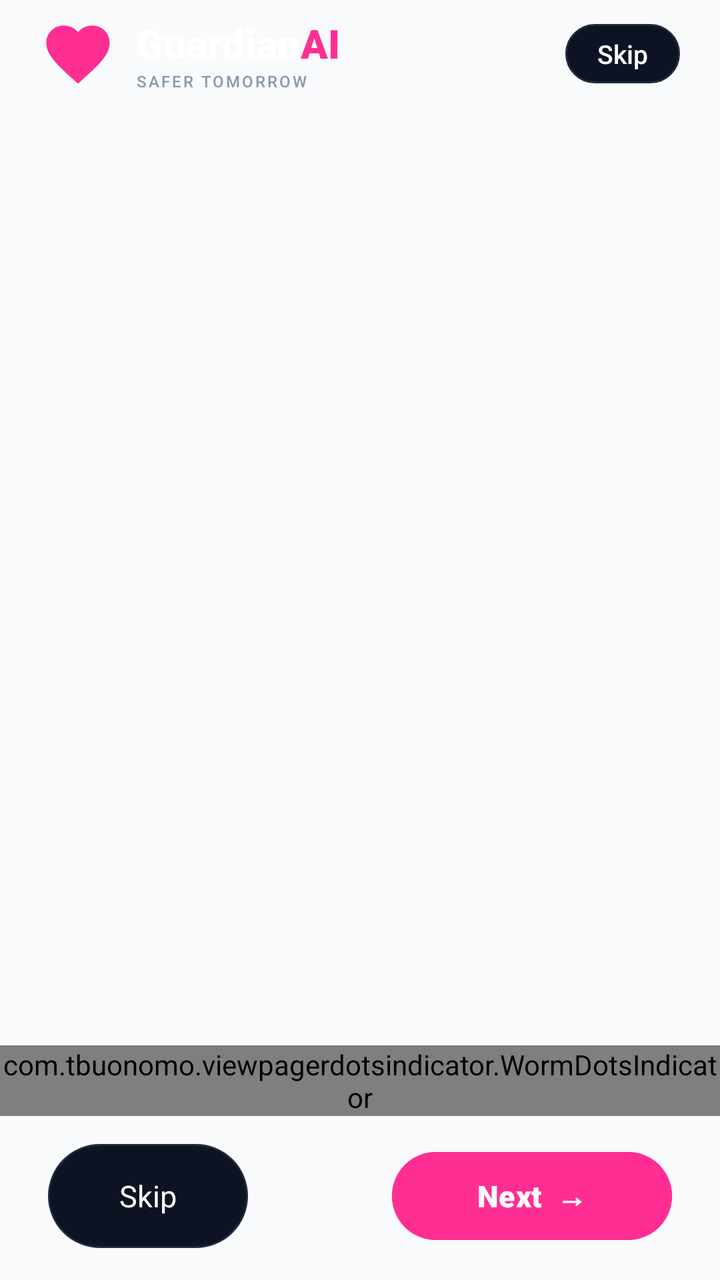
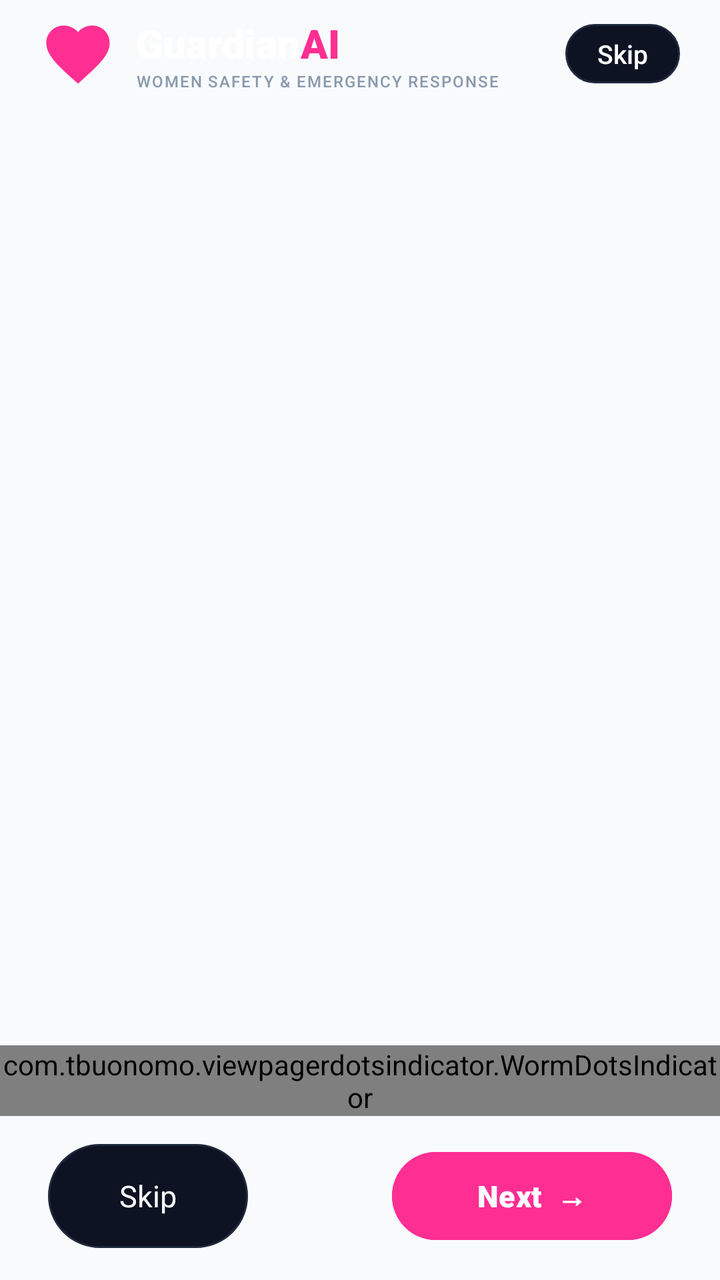

Before-and-after screenshots of an Android layout around one commit, followed by the original layout XML and the change that was made.
<!-- AndroidManifest.xml: application theme Theme.SheGuard -->
<!-- res/layout/view_onboarding_page.xml -->
<?xml version="1.0" encoding="utf-8"?>
<androidx.constraintlayout.widget.ConstraintLayout xmlns:android="http://schemas.android.com/apk/res/android"
    xmlns:app="http://schemas.android.com/apk/res-auto"
    xmlns:tools="http://schemas.android.com/tools"
    android:id="@+id/onboardingRoot"
    android:layout_width="match_parent"
    android:layout_height="match_parent"
    android:background="@color/surface_background"
    android:fitsSystemWindows="true">

    
    <RelativeLayout
        android:id="@+id/layout_top_header"
        android:layout_width="match_parent"
        android:layout_height="wrap_content"
        android:paddingStart="20dp"
        android:paddingEnd="20dp"
        android:paddingTop="12dp"
        android:paddingBottom="4dp"
        app:layout_constraintEnd_toEndOf="parent"
        app:layout_constraintStart_toStartOf="parent"
        app:layout_constraintTop_toTopOf="parent">

        
        <LinearLayout
            android:layout_width="wrap_content"
            android:layout_height="wrap_content"
            android:layout_alignParentStart="true"
            android:layout_centerVertical="true"
            android:gravity="center_vertical"
            android:orientation="horizontal">

            <ImageView
                android:layout_width="38dp"
                android:layout_height="38dp"
                android:contentDescription="@string/app_name"
                android:src="@drawable/ic_logo_guardian_shield" />

            <LinearLayout
                android:layout_width="wrap_content"
                android:layout_height="wrap_content"
                android:layout_marginStart="10dp"
                android:orientation="vertical">

                <LinearLayout
                    android:layout_width="wrap_content"
                    android:layout_height="wrap_content"
                    android:orientation="horizontal">

                    <TextView
                        android:layout_width="wrap_content"
                        android:layout_height="wrap_content"
                        android:fontFamily="sans-serif-black"
                        android:text="Guardian"
                        android:textColor="@color/white"
                        android:textSize="20sp"
                        android:textStyle="bold" />

                    <TextView
                        android:layout_width="wrap_content"
                        android:layout_height="wrap_content"
                        android:fontFamily="sans-serif-black"
                        android:text="AI"
                        android:textColor="#FF2E93"
                        android:textSize="20sp"
                        android:textStyle="bold" />
                </LinearLayout>

                <TextView
                    android:layout_width="wrap_content"
                    android:layout_height="wrap_content"
                    android:fontFamily="sans-serif-medium"
                    android:letterSpacing="0.12"
                    android:text="SAFER TOMORROW"
                    android:textColor="#8A99AD"
                    android:textSize="8sp" />
            </LinearLayout>
        </LinearLayout>

        
        <TextView
            android:id="@+id/btn_top_skip"
            android:layout_width="wrap_content"
            android:layout_height="wrap_content"
            android:layout_alignParentEnd="true"
            android:layout_centerVertical="true"
            android:background="@drawable/bg_pill_skip_outline"
            android:clickable="true"
            android:focusable="true"
            android:fontFamily="sans-serif-medium"
            android:paddingHorizontal="16dp"
            android:paddingVertical="6dp"
            android:text="@string/skip"
            android:textColor="@color/white"
            android:textSize="13sp" />
    </RelativeLayout>

    
    <androidx.viewpager2.widget.ViewPager2
        android:id="@+id/slider"
        android:layout_width="0dp"
        android:layout_height="0dp"
        app:layout_constraintBottom_toTopOf="@+id/page_indicator"
        app:layout_constraintEnd_toEndOf="parent"
        app:layout_constraintStart_toStartOf="parent"
        app:layout_constraintTop_toBottomOf="@+id/layout_top_header" />

    
    <com.tbuonomo.viewpagerdotsindicator.WormDotsIndicator
        android:id="@+id/page_indicator"
        android:layout_width="wrap_content"
        android:layout_height="wrap_content"
        android:layout_marginBottom="14dp"
        app:dotsColor="#FF2E93"
        app:dotsCornerRadius="8dp"
        app:dotsSize="8dp"
        app:dotsSpacing="8dp"
        app:dotsStrokeColor="#4A5568"
        app:dotsStrokeWidth="1.5dp"
        app:layout_constraintBottom_toTopOf="@+id/layout_bottom_actions"
        app:layout_constraintEnd_toEndOf="parent"
        app:layout_constraintStart_toStartOf="parent" />

    
    <RelativeLayout
        android:id="@+id/layout_bottom_actions"
        android:layout_width="match_parent"
        android:layout_height="wrap_content"
        android:layout_marginBottom="16dp"
        android:paddingStart="24dp"
        android:paddingEnd="24dp"
        app:layout_constraintBottom_toBottomOf="parent"
        app:layout_constraintEnd_toEndOf="parent"
        app:layout_constraintStart_toStartOf="parent">

        
        <TextView
            android:id="@+id/skipBtn"
            android:layout_width="100dp"
            android:layout_height="52dp"
            android:layout_alignParentStart="true"
            android:layout_centerVertical="true"
            android:background="@drawable/bg_pill_skip_outline"
            android:clickable="true"
            android:focusable="true"
            android:fontFamily="sans-serif-bold"
            android:gravity="center"
            android:text="@string/skip"
            android:textColor="@color/white"
            android:textSize="15sp" />

        
        <com.google.android.material.button.MaterialButton
            android:id="@+id/nextBtn"
            android:layout_width="140dp"
            android:layout_height="52dp"
            android:layout_alignParentEnd="true"
            android:layout_centerVertical="true"
            android:backgroundTint="#FF2E93"
            android:elevation="4dp"
            android:fontFamily="sans-serif-black"
            android:gravity="center"
            android:text="Next  →"
            android:textColor="@color/white"
            android:textSize="15sp"
            android:textStyle="bold"
            app:cornerRadius="26dp" />

        
        <com.google.android.material.button.MaterialButton
            android:id="@+id/startBtn"
            android:layout_width="1dp"
            android:layout_height="1dp"
            android:visibility="gone" />

    </RelativeLayout>

</androidx.constraintlayout.widget.ConstraintLayout>
<!-- resources referenced by this layout -->
<resources>
  <color name="surface_background">#F8FAFC</color>
  <color name="white">#FFFFFFFF</color>
  <!-- drawable bg_pill_skip_outline (drawable) -->
  <?xml version="1.0" encoding="utf-8"?>
  <shape xmlns:android="http://schemas.android.com/apk/res/android"
      android:shape="rectangle">
      <solid android:color="#0D1322" />
      <corners android:radius="26dp" />
      <stroke
          android:width="1dp"
          android:color="#1F293D" />
  </shape>
  <!-- drawable ic_logo_guardian_shield (drawable) -->
  <vector xmlns:android="http://schemas.android.com/apk/res/android"
      android:width="32dp"
      android:height="32dp"
      android:viewportWidth="24"
      android:viewportHeight="24">
      <path
          android:fillColor="#FF2E93"
          android:pathData="M12,21.35l-1.45,-1.32C5.4,15.36 2,12.28 2,8.5 2,5.42 4.42,3 7.5,3c1.74,0 3.41,0.81 4.5,2.09C13.09,3.81 14.76,3 16.5,3 19.58,3 22,5.42 22,8.5c0,3.78 -3.4,6.86 -8.55,11.54L12,21.35z"/>
  </vector>
  <string name="app_name" translatable="false">GuardianAI</string>
  <string name="skip">Skip</string>
  <style name="Theme.SheGuard" parent="Base.Theme.SheGuard" />
  <style name="Base.Theme.SheGuard" parent="Theme.Material3.DayNight.NoActionBar">
          
          <item name="android:statusBarColor">@android:color/transparent</item>
          <item name="android:windowLightStatusBar">true</item>
  
          
          <item name="android:navigationBarColor">@android:color/transparent</item>
          <item name="android:windowLightNavigationBar">true</item>
  
          
          <item name="colorPrimary">@color/colorPrimary</item>
          <item name="colorPrimaryVariant">@color/colorPrimaryDark</item>
          <item name="colorSecondary">@color/colorAccent</item>
          <item name="android:windowBackground">@color/surface_background</item>
          <item name="colorSurface">@color/surface_card</item>
          <item name="colorOnSurface">@color/textColorPrimary</item>
      </style>
  <color name="colorPrimary">#FF2E93</color>
  <color name="colorPrimaryDark">#D81173</color>
  <color name="colorAccent">#10B981</color>
  <color name="surface_card">#FFFFFF</color>
  <color name="textColorPrimary">#0F172A</color>
</resources>

<!-- the commit's change to res/layout/view_onboarding_page.xml (unified diff, before → after) -->
@@ -70,8 +70,8 @@
                     android:layout_width="wrap_content"
                     android:layout_height="wrap_content"
                     android:fontFamily="sans-serif-medium"
-                    android:letterSpacing="0.12"
-                    android:text="SAFER TOMORROW"
+                    android:letterSpacing="0.08"
+                    android:text="WOMEN SAFETY &amp; EMERGENCY RESPONSE"
                     android:textColor="#8A99AD"
                     android:textSize="8sp" />
             </LinearLayout>
